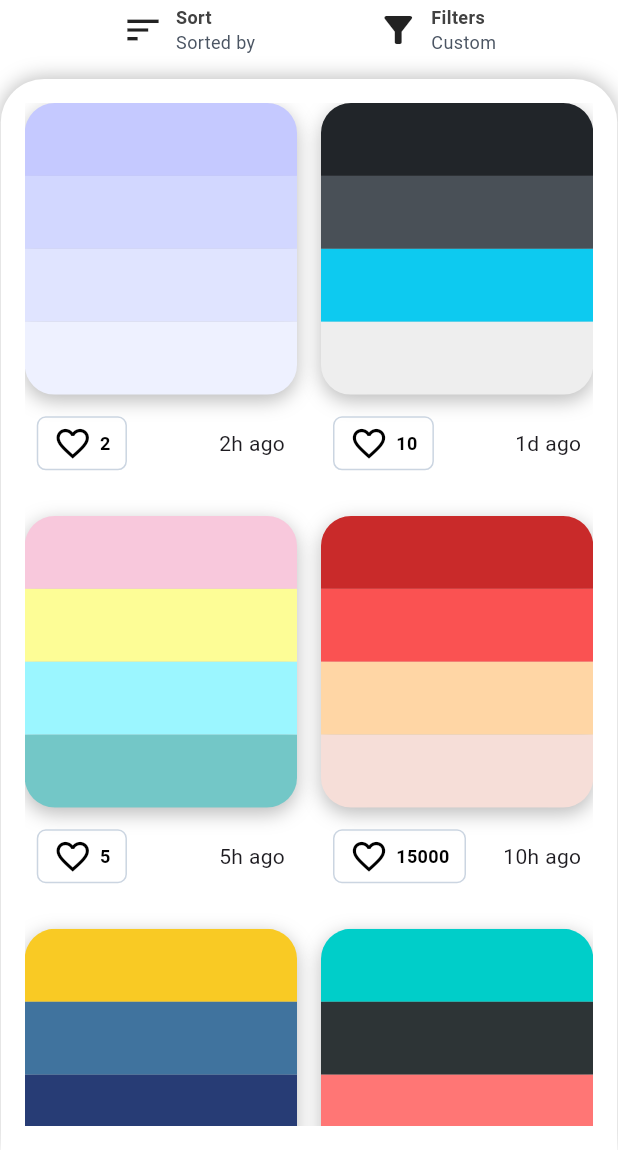
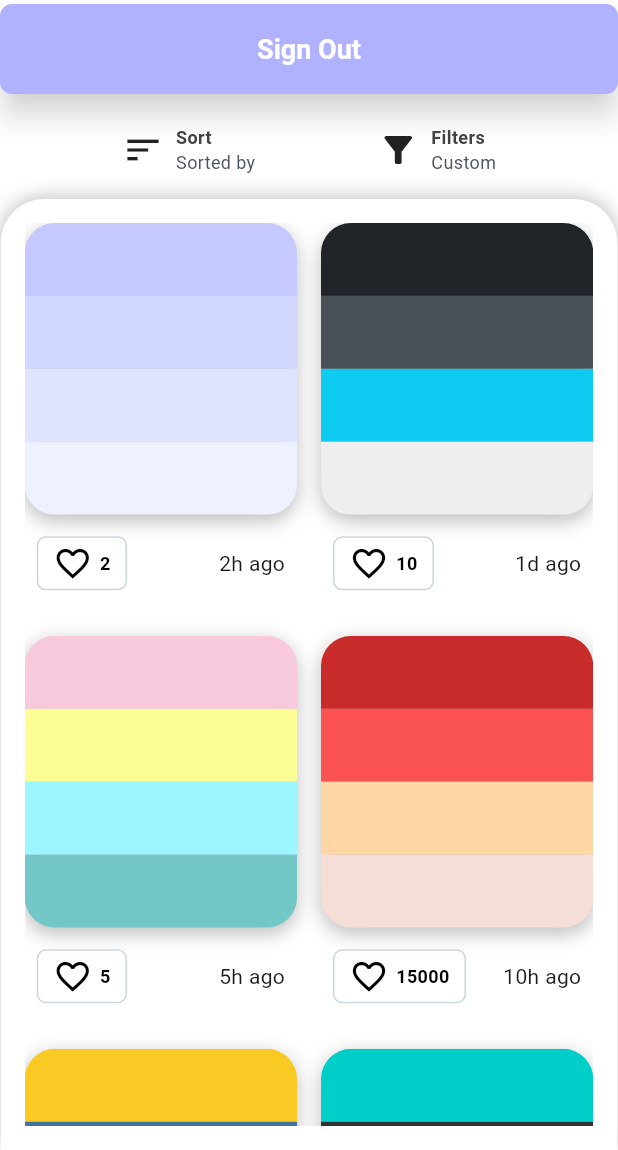
Before and after one commit to MQHANAD/Lawwen, a Flutter app: the screen it shows once a user with an empty profile is signed in, on a phone screen of 412 x 824 dp, the part 86-1236 px from its top. Run offline on Flutter 3.47's test engine with Material 3 defaults, Android fonts, the phone set to English and light mode, and no system bars; our stand-ins replace firebase_auth, firebase_core, flutter_dotenv, fluttertoast; accounts and stored records are empty.

Commit message:
resolved merging error and kept old changes

```diff
--- a/lib/Home.dart
+++ b/lib/Home.dart
@@ -1,5 +1,5 @@
 import 'package:flutter/material.dart';
-import '../main.dart'; // for mainColor
+import 'package:swe463project/services/auth_service.dart';
 
 // Palette Model
 class PaletteModel {
@@ -15,6 +15,7 @@ class PaletteModel {
     required this.createdAt,
   });
 }
+
 class AnimatedLikeButton extends StatefulWidget {
   final int likes;
   const AnimatedLikeButton({Key? key, required this.likes}) : super(key: key);
@@ -40,6 +41,7 @@ class _AnimatedLikeButtonState extends State<AnimatedLikeButton>
       upperBound: 1.2,
     );
   }
+
   @override
   void dispose() {
     _controller.dispose();
@@ -54,6 +56,7 @@ class _AnimatedLikeButtonState extends State<AnimatedLikeButton>
     // Animate: scale up then back to normal
     _controller.forward().then((_) => _controller.reverse());
   }
+
   @override
   Widget build(BuildContext context) {
     return GestureDetector(
@@ -90,6 +93,7 @@ class _AnimatedLikeButtonState extends State<AnimatedLikeButton>
     );
   }
 }
+
 class HomeScreen extends StatefulWidget {
   const HomeScreen({super.key});
 
@@ -139,8 +143,6 @@ class _HomeScreenState extends State<HomeScreen> {
   ];
 
   List<PaletteModel> displayedPalettes = [];
-
-
 
   @override
   void initState() {
@@ -275,6 +277,24 @@ class _HomeScreenState extends State<HomeScreen> {
                 child: Image.asset('assets/images/logo.png', height: 40),
               ),
             ),
+//TODO: Added this button temporarily for testing. Remove later
+            ElevatedButton(
+              onPressed: () => AuthService().signout(context: context),
+              style: ElevatedButton.styleFrom(
+                minimumSize: const Size(double.infinity, 60),
+                backgroundColor: const Color(0xFFB1B2FF),
+                foregroundColor: Colors.white,
+                elevation: 8,
+                shadowColor: Colors.grey.withOpacity(0.5),
+                shape: RoundedRectangleBorder(
+                    borderRadius: BorderRadius.circular(8)),
+                textStyle:
+                    const TextStyle(fontSize: 18, fontWeight: FontWeight.bold),
+              ),
+              child: const Text('Sign Out'),
+            ),
+            const SizedBox(height: 20),
+
             Padding(
               padding: const EdgeInsets.fromLTRB(0, 0, 0, 16),
               child: Row(
@@ -344,7 +364,9 @@ class _HomeScreenState extends State<HomeScreen> {
                 child: Container(
                   decoration: BoxDecoration(
                     color: Colors.white,
-                    borderRadius: BorderRadius.only(topLeft: Radius.circular(29) ,topRight:Radius.circular(29)),
+                    borderRadius: BorderRadius.only(
+                        topLeft: Radius.circular(29),
+                        topRight: Radius.circular(29)),
                     boxShadow: [
                       BoxShadow(
                         color: Colors.black.withOpacity(0.25),
@@ -513,11 +535,11 @@ class _PaletteCardState extends State<PaletteCard> {
                       children: widget.palette.colorHexCodes
                           .map(
                             (hex) => Expanded(
-                          child: Container(
-                            color: hexToColor(hex),
-                          ),
-                        ),
-                      )
+                              child: Container(
+                                color: hexToColor(hex),
+                              ),
+                            ),
+                          )
                           .toList(),
                     ),
                   ),
@@ -529,8 +551,8 @@ class _PaletteCardState extends State<PaletteCard> {
           Expanded(
             flex: 1,
             child: Padding(
-              padding: const EdgeInsets.symmetric(
-                  horizontal: 8.0, vertical: 4.0),
+              padding:
+                  const EdgeInsets.symmetric(horizontal: 8.0, vertical: 4.0),
               child: Row(
                 mainAxisAlignment: MainAxisAlignment.spaceBetween,
                 children: [
```
Also changed, not shown: 1 other file.
